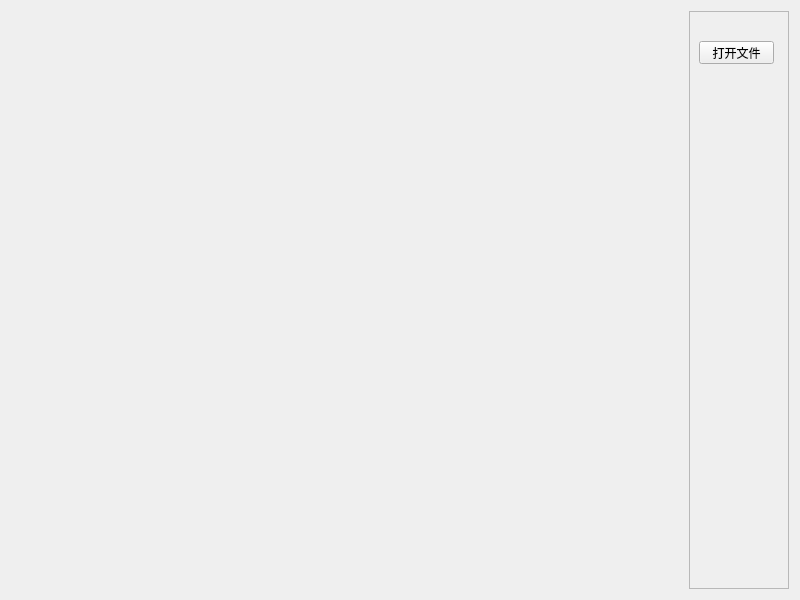
Above: widget.ui from SNAKEpg12138/CoordinateWidget before the change. Below: the same form after it.
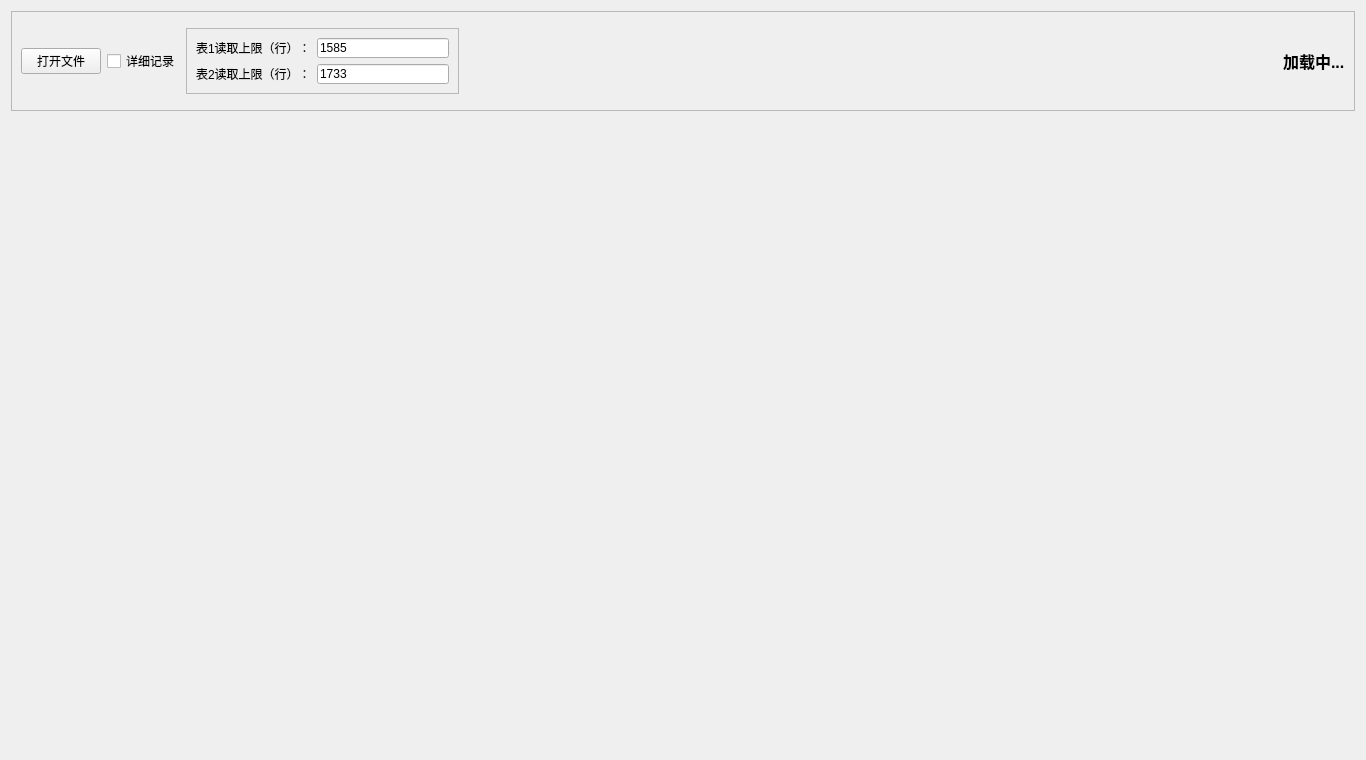
That is the form after the change.

What changed in the file:
```diff
--- a/widget.ui
+++ b/widget.ui
@@ -6,29 +6,32 @@
    <rect>
     <x>0</x>
     <y>0</y>
-    <width>800</width>
-    <height>600</height>
+    <width>1366</width>
+    <height>760</height>
    </rect>
   </property>
+  <property name="minimumSize">
+   <size>
+    <width>1366</width>
+    <height>760</height>
+   </size>
+  </property>
   <property name="windowTitle">
    <string>Widget</string>
   </property>
-  <layout class="QHBoxLayout" name="horizontalLayout">
-   <item>
-    <widget class="QWidget" name="widget" native="true"/>
-   </item>
+  <layout class="QVBoxLayout" name="verticalLayout">
    <item>
     <widget class="QFrame" name="frame">
      <property name="minimumSize">
       <size>
-       <width>100</width>
-       <height>0</height>
+       <width>0</width>
+       <height>100</height>
       </size>
      </property>
      <property name="maximumSize">
       <size>
-       <width>100</width>
-       <height>16777215</height>
+       <width>16777215</width>
+       <height>100</height>
       </size>
      </property>
      <property name="frameShape">
@@ -37,21 +40,107 @@
      <property name="frameShadow">
       <enum>QFrame::Raised</enum>
      </property>
-     <widget class="QPushButton" name="btn_open">
-      <property name="geometry">
-       <rect>
-        <x>10</x>
-        <y>30</y>
-        <width>75</width>
-        <height>23</height>
-       </rect>
-      </property>
-      <property name="text">
-       <string>打开文件</string>
-      </property>
-     </widget>
+     <layout class="QHBoxLayout" name="horizontalLayout">
+      <item>
+       <widget class="QPushButton" name="btn_open">
+        <property name="text">
+         <string>打开文件</string>
+        </property>
+       </widget>
+      </item>
+      <item>
+       <widget class="QCheckBox" name="checkBox_logDetail">
+        <property name="text">
+         <string>详细记录</string>
+        </property>
+       </widget>
+      </item>
+      <item>
+       <widget class="QFrame" name="frame_2">
+        <property name="maximumSize">
+         <size>
+          <width>273</width>
+          <height>66</height>
+         </size>
+        </property>
+        <property name="frameShape">
+         <enum>QFrame::StyledPanel</enum>
+        </property>
+        <property name="frameShadow">
+         <enum>QFrame::Raised</enum>
+        </property>
+        <layout class="QGridLayout" name="gridLayout">
+         <item row="0" column="0">
+          <widget class="QLabel" name="label">
+           <property name="text">
+            <string>表1读取上限（行）：</string>
+           </property>
+          </widget>
+         </item>
+         <item row="0" column="1">
+          <widget class="QLineEdit" name="lineEdit_sheet1Max">
+           <property name="text">
+            <string>1585</string>
+           </property>
+          </widget>
+         </item>
+         <item row="1" column="0">
+          <widget class="QLabel" name="label_2">
+           <property name="text">
+            <string>表2读取上限（行）：</string>
+           </property>
+          </widget>
+         </item>
+         <item row="1" column="1">
+          <widget class="QLineEdit" name="lineEdit_sheet2Max">
+           <property name="text">
+            <string>1733</string>
+           </property>
+          </widget>
+         </item>
+        </layout>
+       </widget>
+      </item>
+      <item>
+       <spacer name="horizontalSpacer">
+        <property name="orientation">
+         <enum>Qt::Horizontal</enum>
+        </property>
+        <property name="sizeHint" stdset="0">
+         <size>
+          <width>40</width>
+          <height>20</height>
+         </size>
+        </property>
+       </spacer>
+      </item>
+      <item>
+       <widget class="QLabel" name="label_3">
+        <property name="minimumSize">
+         <size>
+          <width>0</width>
+          <height>30</height>
+         </size>
+        </property>
+        <property name="font">
+         <font>
+          <family>Microsoft JhengHei UI</family>
+          <pointsize>12</pointsize>
+          <weight>75</weight>
+          <bold>true</bold>
+         </font>
+        </property>
+        <property name="text">
+         <string>加载中...</string>
+        </property>
+       </widget>
+      </item>
+     </layout>
     </widget>
    </item>
+   <item>
+    <widget class="QWidget" name="widget" native="true"/>
+   </item>
   </layout>
  </widget>
  <resources/>
```
